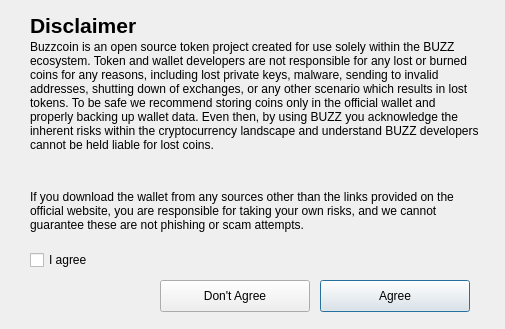
First picture: the form in src/qt/forms/disclaimer.ui, repository BUZZCOINproject/buzzcoin, before the edit.
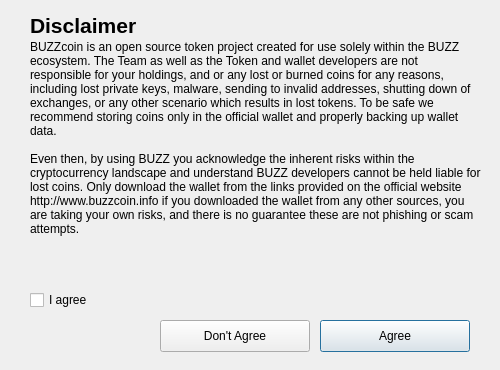
Second picture: the form after the edit.

Commit message: updated disclaimer text to match the one on the website

Patch:
```diff
--- a/src/qt/forms/disclaimer.ui
+++ b/src/qt/forms/disclaimer.ui
@@ -9,8 +9,8 @@
    <rect>
     <x>0</x>
     <y>0</y>
-    <width>505</width>
-    <height>329</height>
+    <width>500</width>
+    <height>370</height>
    </rect>
   </property>
   <property name="windowTitle">
@@ -51,36 +51,16 @@
      <x>30</x>
      <y>40</y>
      <width>451</width>
-     <height>151</height>
+     <height>231</height>
     </rect>
    </property>
    <property name="lineWidth">
     <number>1</number>
    </property>
    <property name="text">
-    <string>Buzzcoin is an open source token project created for use solely within the BUZZ ecosystem. Token and wallet developers are not responsible for any lost or burned coins for any reasons, including lost private keys, malware, sending to invalid addresses, shutting down of exchanges, or any other scenario which results in lost tokens. To be safe we recommend storing coins only in the official wallet and properly backing up wallet data. Even then, by using BUZZ you acknowledge the inherent risks within the cryptocurrency landscape and understand BUZZ developers cannot be held liable for lost coins.</string>
-   </property>
-   <property name="alignment">
-    <set>Qt::AlignLeading|Qt::AlignLeft|Qt::AlignTop</set>
-   </property>
-   <property name="wordWrap">
-    <bool>true</bool>
-   </property>
-  </widget>
-  <widget class="QLabel" name="label_3">
-   <property name="geometry">
-    <rect>
-     <x>30</x>
-     <y>190</y>
-     <width>451</width>
-     <height>51</height>
-    </rect>
-   </property>
-   <property name="lineWidth">
-    <number>1</number>
-   </property>
-   <property name="text">
-    <string>If you download the wallet from any sources other than the links provided on the official website, you are responsible for taking your own risks, and we cannot guarantee these are not phishing or scam attempts.</string>
+    <string>BUZZcoin is an open source token project created for use solely within the BUZZ ecosystem. The Team as well as the Token and wallet developers are not responsible for your holdings, and or any lost or burned coins for any reasons, including lost private keys, malware, sending to invalid addresses, shutting down of exchanges, or any other scenario which results in lost tokens. To be safe we recommend storing coins only in the official wallet and properly backing up wallet data.
+
+Even then, by using BUZZ you acknowledge the inherent risks within the cryptocurrency landscape and understand BUZZ developers cannot be held liable for lost coins. Only download the wallet from the links provided on the official website http://www.buzzcoin.info if you downloaded the wallet from any other sources, you are taking your own risks, and there is no guarantee these are not phishing or scam attempts.</string>
    </property>
    <property name="alignment">
     <set>Qt::AlignLeading|Qt::AlignLeft|Qt::AlignTop</set>
@@ -93,7 +73,7 @@
    <property name="geometry">
     <rect>
      <x>30</x>
-     <y>250</y>
+     <y>290</y>
      <width>87</width>
      <height>20</height>
     </rect>
@@ -106,7 +86,7 @@
    <property name="geometry">
     <rect>
      <x>320</x>
-     <y>280</y>
+     <y>320</y>
      <width>150</width>
      <height>32</height>
     </rect>
@@ -122,7 +102,7 @@
    <property name="geometry">
     <rect>
      <x>160</x>
-     <y>280</y>
+     <y>320</y>
      <width>150</width>
      <height>32</height>
     </rect>
```
